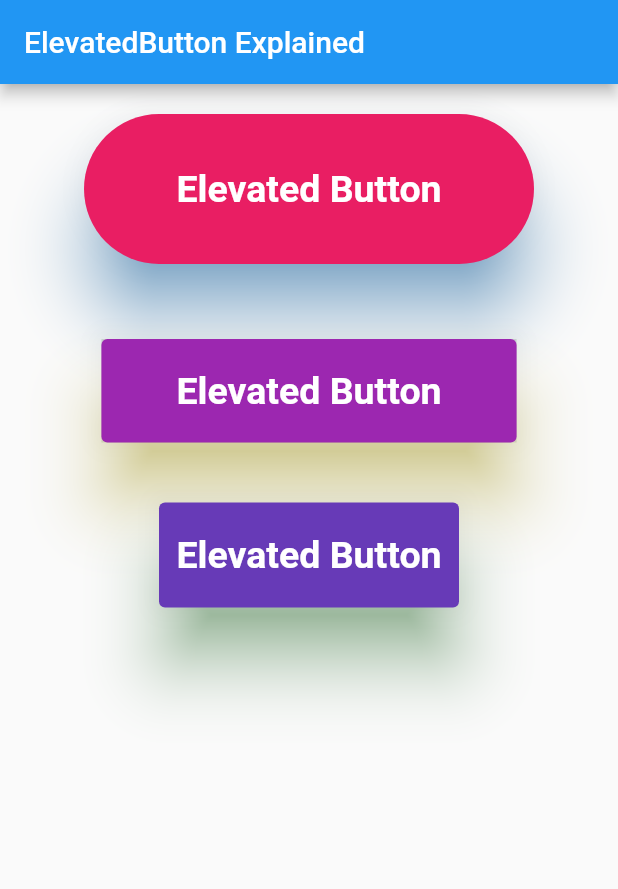
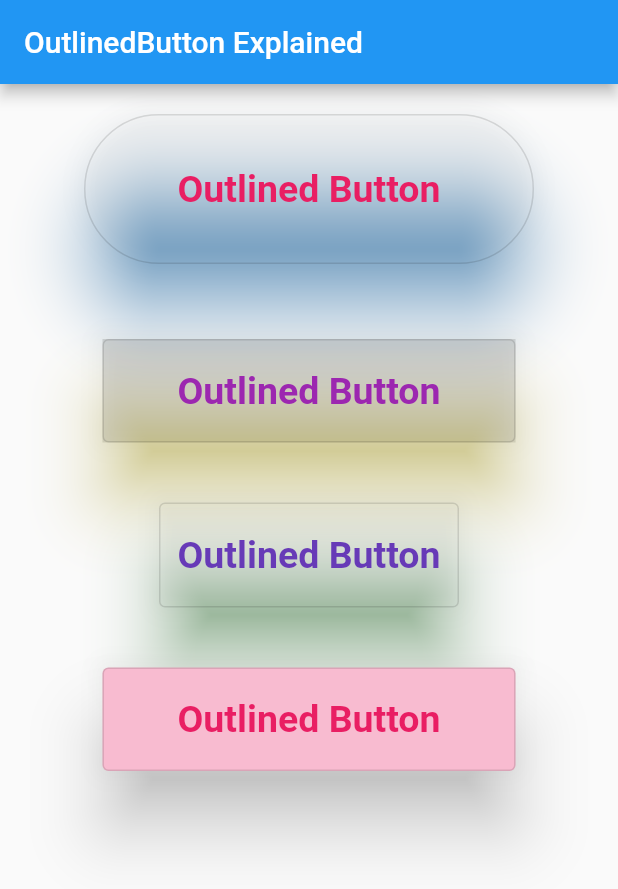
Before and after one commit to sanjibsinha/flutter_experiment, a Flutter app: the screen it shows after launch, on a phone screen of 412 x 824 dp. Shown: the top 889 px of the screen. Run offline on Flutter 3.47's test engine with Material 2 defaults, Android fonts, the phone set to English and light mode, and no system bars; our stand-ins replace google_fonts; Roboto replaces fonts that are missing (Salsa).

Commit message:
Outlined button style

```diff
--- a/lib/main.dart
+++ b/lib/main.dart
@@ -6,7 +6,7 @@ void main() => runApp(const MyApp());
 class MyApp extends StatelessWidget {
   const MyApp({Key? key}) : super(key: key);
 
-  static const String _title = 'ElevatedButton Explained';
+  static const String _title = 'OutlinedButton Explained';
 
   @override
   Widget build(BuildContext context) {
@@ -36,9 +36,9 @@ class MyHomePage extends StatelessWidget {
           children: [
             Container(
               margin: const EdgeInsets.all(20.00),
-              child: ElevatedButton(
+              child: OutlinedButton(
                 onPressed: () {},
-                style: ElevatedButton.styleFrom(
+                style: OutlinedButton.styleFrom(
                   elevation: 20,
                   shadowColor: Colors.blue,
                   primary: Colors.pink,
@@ -48,7 +48,7 @@ class MyHomePage extends StatelessWidget {
                   ),
                 ),
                 child: Text(
-                  'Elevated Button',
+                  'Outlined Button',
                   style: GoogleFonts.salsa(
                     fontSize: 25.00,
                     fontWeight: FontWeight.bold,
@@ -62,9 +62,9 @@ class MyHomePage extends StatelessWidget {
             Container(
               margin: const EdgeInsets.all(20.00),
               color: Colors.black12,
-              child: ElevatedButton(
+              child: OutlinedButton(
                 onPressed: () {},
-                style: ElevatedButton.styleFrom(
+                style: OutlinedButton.styleFrom(
                   elevation: 20,
                   shadowColor: Colors.yellow,
                   primary: Colors.purple,
@@ -76,14 +76,14 @@ class MyHomePage extends StatelessWidget {
                   ),
                   //fixedSize: const Size(240, 80), primary: Colors.deepOrange),
                 ),
-                child: const Text('Elevated Button'),
+                child: const Text('Outlined Button'),
               ),
             ),
             Container(
               margin: const EdgeInsets.all(20.00),
-              child: ElevatedButton(
+              child: OutlinedButton(
                 onPressed: () {},
-                style: ElevatedButton.styleFrom(
+                style: OutlinedButton.styleFrom(
                   elevation: 20,
                   shadowColor: Colors.green,
                   padding:
@@ -95,9 +95,41 @@ class MyHomePage extends StatelessWidget {
                     fontWeight: FontWeight.bold,
                   ),
                 ),
-                child: const Text('Elevated Button'),
+                child: const Text('Outlined Button'),
               ),
             ),
+            Container(
+              margin: const EdgeInsets.all(20.00),
+              child: OutlinedButton(
+                onPressed: () {},
+                style: ButtonStyle(
+                  backgroundColor: MaterialStateProperty.all(Colors.pink[100]),
+                  padding: MaterialStateProperty.all(
+                    const EdgeInsets.symmetric(vertical: 20, horizontal: 50),
+                  ),
+                  elevation: MaterialStateProperty.all(
+                    20.00,
+                  ),
+                  shadowColor: MaterialStateProperty.all(
+                    Colors.black,
+                  ),
+                  /* textStyle: MaterialStateProperty.all(
+                    const TextStyle(
+                      fontSize: 25,
+                      fontWeight: FontWeight.bold,
+                    ),
+                  ), */
+                ),
+                child: Text(
+                  'Outlined Button',
+                  style: GoogleFonts.salsa(
+                    fontSize: 25.00,
+                    fontWeight: FontWeight.bold,
+                    color: Colors.pink,
+                  ),
+                ),
+              ),
+            )
           ],
         ),
       ),
```
